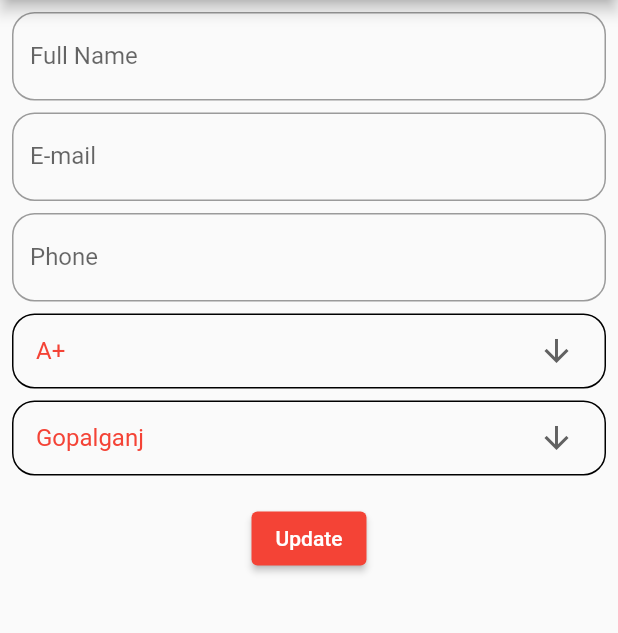
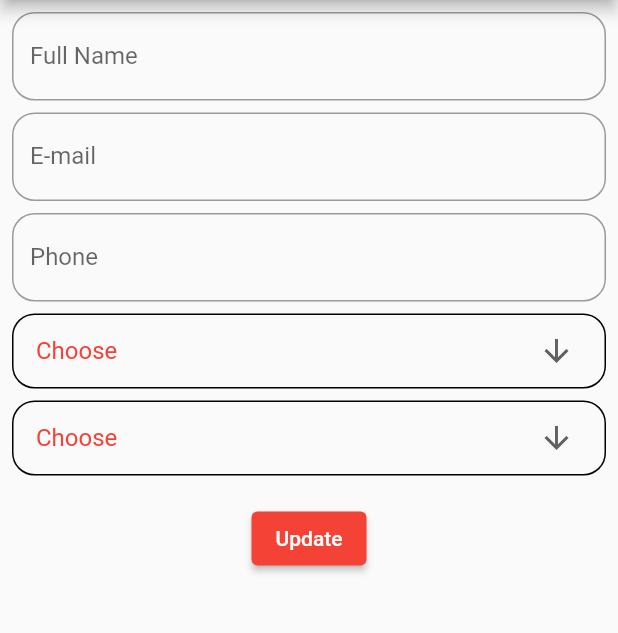
Before and after one commit to nahidulislamshakin/bloodbank, a Flutter app: the BecomeDonorPage screen opened directly, on a phone screen of 412 x 824 dp, the part 84-717 px from its top. Run offline on Flutter 3.47's test engine with Material 2 defaults, Android fonts, the phone set to English and light mode, and no system bars; our stand-ins replace cloud_firestore, firebase_auth, firebase_core, flutter_login, fluttertoast, font_awesome_flutter and 1 more; accounts and stored records are empty.

Commit message:
64 district added

```diff
--- a/lib/pages/becomedonorpage.dart
+++ b/lib/pages/becomedonorpage.dart
@@ -45,6 +45,7 @@ class _BecomeDonorPageState extends State<BecomeDonorPage> {
   TextEditingController? passwordController;
 
   static const List<String> bloodGroupList = [
+    "Choose",
     "A+",
     "B+",
     "AB+",
@@ -54,16 +55,26 @@ class _BecomeDonorPageState extends State<BecomeDonorPage> {
     "AB-",
     "O-"
   ];
-  static const List<String> districtList = [
-    "Gopalganj",
-    "Dhaka",
-    "Khulna",
-    "Barisal",
-    "Rangpur",
-    "Chittagong",
-    "Gazipur",
-    "Sylhet"
-  ];
+  // static const List<String> districtList = [
+  //   "Gopalganj",
+  //   "Dhaka",
+  //   "Khulna",
+  //   "Barisal",
+  //   "Rangpur",
+  //   "Chittagong",
+  //   "Gazipur",
+  //   "Sylhet"
+  // ];
+
+  static const List<String> districtList = ["Choose","Dhaka","Faridpur","Gazipur","Gopalganj",
+"Jamalpur","Kishoreganj","Madaripur","Manikganj","Munshiganj","Mymensingh","Narayanganj",
+"Narsingdi","Netrokona","Rajbari","Shariatpur","Sherpur","Tangail","Bogra","Joypurhat",
+"Naogaon","Natore","Nawabganj","Pabna","Rajshahi","Sirajgonj","Dinajpur","Gaibandha","Kurigram",
+"Lalmonirhat","Nilphamari","Panchagarh","Rangpur","Thakurgaon","Barguna ","Barisal","Bhola",
+"Jhalokati","Patuakhali","Pirojpur","Bandarban","Brahmanbaria","Chandpur","Chittagong",
+"Comilla","Cox''s Bazar","Feni","Khagrachari","Lakshmipur","Noakhali","Rangamati","Habiganj","Maulvibazar",
+"Sunamganj","Sylhet","Bagerhat","Chuadanga","Jessore","Jhenaidah","Khulna","Kushtia",
+"Magura","Meherpur","Narail","Satkhira"];
   List<String> districtGet() {
     return districtList;
   }
--- a/lib/pages/homepage.dart
+++ b/lib/pages/homepage.dart
@@ -95,8 +95,8 @@ class _HomePageState extends State<HomePage> {
                 style: TextStyle(color: Colors.green, fontSize: 20),
               ),
               onTap: () {
-                Navigator.pushReplacement(context,
-                    MaterialPageRoute(builder: (context) => HomePage()));
+                // Navigator.pushReplacement(context,
+                //     MaterialPageRoute(builder: (context) => HomePage()));
               },
             ),
             ListTile(
```
